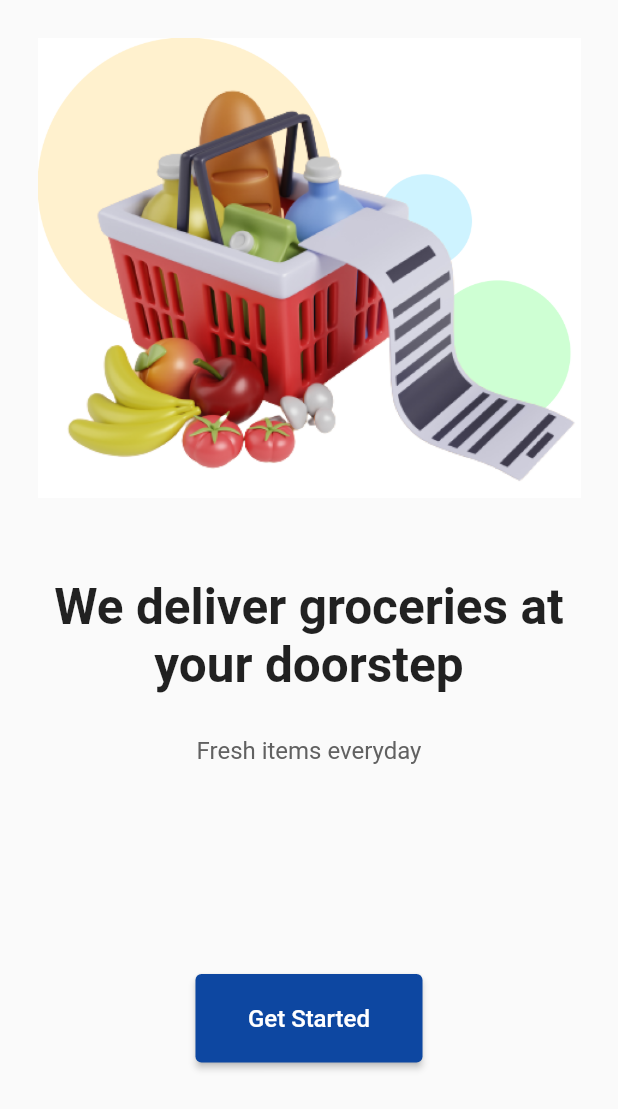
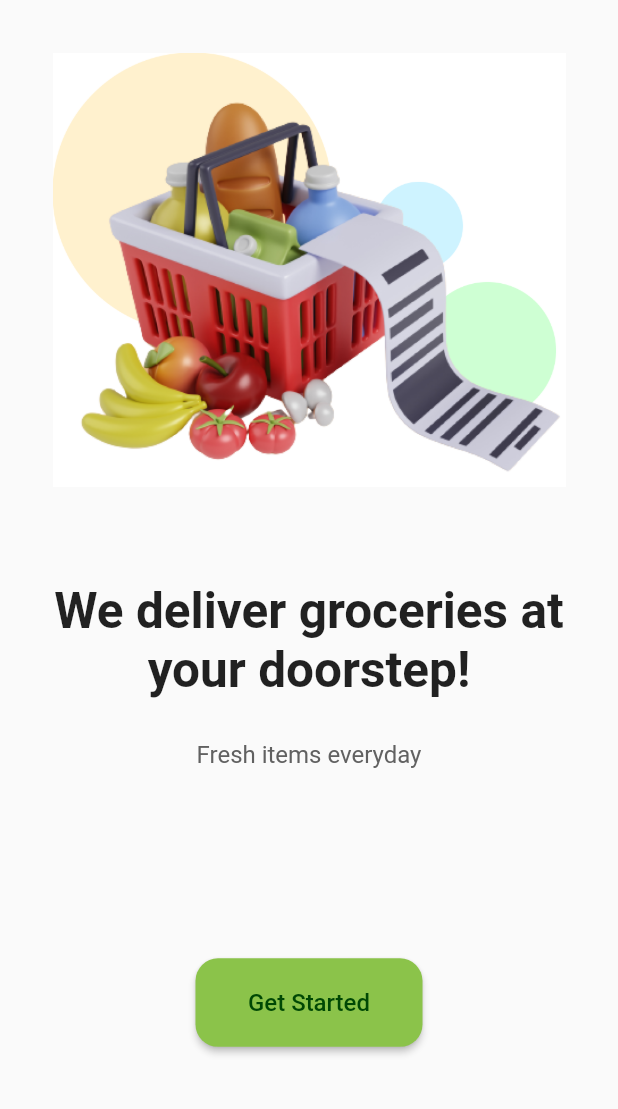
Before and after one commit to subrabala/grocery_app, a Flutter app: the screen it shows after launch, on a phone screen of 412 x 824 dp. Shown: the top 1109 px of the screen. Run offline on Flutter 3.47's test engine with Material 2 defaults, Android fonts, the light colour scheme and no system bars.

Commit message:
ui changes

```diff
--- a/lib/pages/intro_page.dart
+++ b/lib/pages/intro_page.dart
@@ -11,13 +11,13 @@ class IntroPage extends StatelessWidget {
         body: SafeArea(
             child: Column(children: [
           Padding(
-            padding: const EdgeInsets.all(25),
+            padding: const EdgeInsets.all(35),
             child: Image.asset('lib/images/basketimg1.png'),
           ),
           const Padding(
             padding: EdgeInsets.all(28),
             child: Text(
-              "We deliver groceries at your doorstep",
+              "We deliver groceries at your doorstep!",
               textAlign: TextAlign.center,
               style: TextStyle(fontSize: 33, fontWeight: FontWeight.bold),
             ),
@@ -27,7 +27,6 @@ class IntroPage extends StatelessWidget {
             textAlign: TextAlign.center,
             style: TextStyle(fontSize: 16, color: Colors.grey[700]),
           ),
-          const SizedBox(height: 24),
           const Spacer(),
           GestureDetector(
             child: ElevatedButton(
@@ -42,13 +41,21 @@ class IntroPage extends StatelessWidget {
                 );
               },
               style: ButtonStyle(
-                  backgroundColor: MaterialStatePropertyAll(Colors.blue[900]),
+                  shape: MaterialStateProperty.all(
+                    RoundedRectangleBorder(
+                      borderRadius: BorderRadius.circular(
+                          15.0), // Adjust the radius as needed
+                    ),
+                  ),
+                  backgroundColor:
+                      const MaterialStatePropertyAll(Colors.lightGreen),
                   padding: const MaterialStatePropertyAll(
                       EdgeInsetsDirectional.symmetric(
                           horizontal: 35, vertical: 20))),
               child: const Text(
                 "Get Started",
-                style: TextStyle(color: Colors.white, fontSize: 16),
+                style: TextStyle(
+                    color: Color.fromARGB(255, 0, 72, 4), fontSize: 16),
               ),
             ),
           ),
```
